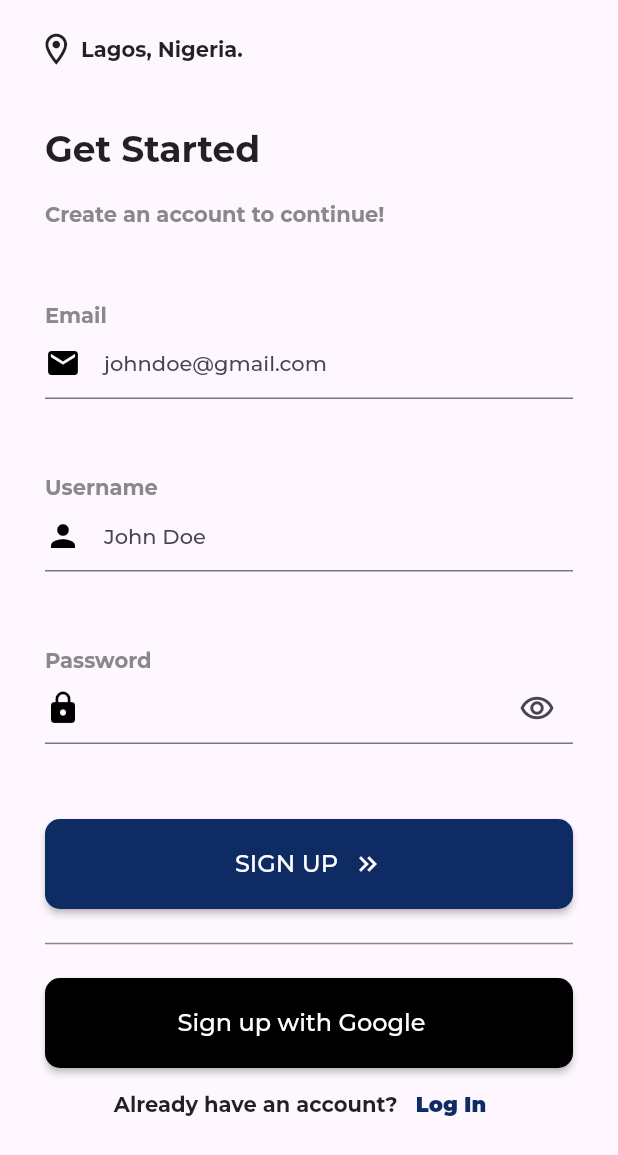
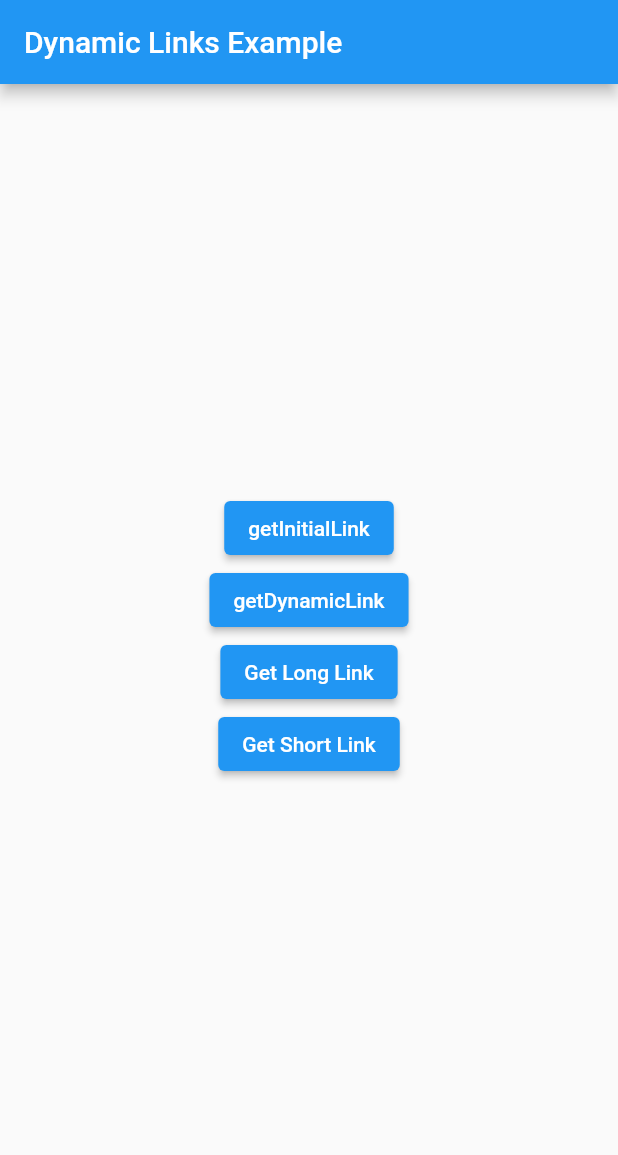
Before and after one commit to thenaijadev/vending_app_works, a Flutter app: the screen it shows after launch, on a phone screen of 412 x 824 dp. Shown: the top 1155 px of the screen. Run offline on Flutter 3.47's test engine with Material 2 defaults, Android fonts, the phone set to English and light mode, and no system bars; our stand-ins replace bloc, equatable, firebase_core, firebase_dynamic_links, flutter_bloc; accounts and stored records are empty.

Commit message:
it works

```diff
--- a/lib/main.dart
+++ b/lib/main.dart
@@ -1,31 +1,202 @@
+// Copyright 2021 The Chromium Authors. All rights reserved.
+// Use of this source code is governed by a BSD-style license that can be
+// found in the LICENSE file.
+
+import 'dart:async';
+
+import 'package:firebase_core/firebase_core.dart';
+import 'package:firebase_dynamic_links/firebase_dynamic_links.dart';
 import 'package:flutter/material.dart';
-import 'package:vending_app_poc/app_router.dart';
-import 'package:google_fonts/google_fonts.dart';
-import 'package:vending_app_poc/bloc/uri_bloc.dart';
-import 'package:flutter_bloc/flutter_bloc.dart';
+import 'package:flutter/services.dart';
+import 'package:url_launcher/url_launcher.dart';
 
-void main() {
-  runApp(const MyApp());
+import 'firebase_options.dart';
+
+Future<void> main() async {
+  WidgetsFlutterBinding.ensureInitialized();
+  // iOS requires you run in release mode to test dynamic links ("flutter run --release").
+  await Firebase.initializeApp(
+    options: DefaultFirebaseOptions.currentPlatform,
+  );
+
+  runApp(
+    MaterialApp(
+      title: 'Dynamic Links Example',
+      routes: <String, WidgetBuilder>{
+        '/': (BuildContext context) => _MainScreen(),
+        '/helloworld': (BuildContext context) => _DynamicLinkScreen(),
+      },
+    ),
+  );
 }
 
-class MyApp extends StatelessWidget {
-  const MyApp({super.key});
+class _MainScreen extends StatefulWidget {
+  @override
+  State<StatefulWidget> createState() => _MainScreenState();
+}
+
+class _MainScreenState extends State<_MainScreen> {
+  String? _linkMessage;
+  bool _isCreatingLink = false;
+
+  FirebaseDynamicLinks dynamicLinks = FirebaseDynamicLinks.instance;
+  final String _testString =
+      'To test: long press link and then copy and click from a non-browser '
+      "app. Make sure this isn't being tested on iOS simulator and iOS xcode "
+      'is properly setup. Look at firebase_dynamic_links/README.md for more '
+      'details.';
+
+  final String DynamicLink = 'https://vend.page.link/6SuK';
+  final String Link = 'https://vend.page.link/6SuK';
+
+  @override
+  void initState() {
+    super.initState();
+    initDynamicLinks();
+  }
+
+  Future<void> initDynamicLinks() async {
+    dynamicLinks.onLink.listen((dynamicLinkData) {
+      Navigator.pushNamed(context, dynamicLinkData.link.path);
+    }).onError((error) {
+      print('onLink error');
+      print(error.message);
+    });
+  }
+
+  Future<void> _createDynamicLink(bool short) async {
+    setState(() {
+      _isCreatingLink = true;
+    });
+
+    final DynamicLinkParameters parameters = DynamicLinkParameters(
+      uriPrefix: 'https://vend.page.link',
+      longDynamicLink: Uri.parse(
+        'https://flutterfiretests.page.link?efr=0&ibi=io.flutter.plugins.firebase.dynamiclinksexample&apn=io.flutter.plugins.firebase.dynamiclinksexample&imv=0&amv=0&link=https%3A%2F%2Fexample%2Fhelloworld&ofl=https://ofl-example.com',
+      ),
+      link: Uri.parse(DynamicLink),
+      androidParameters: const AndroidParameters(
+        packageName: 'com.example.vending_app_poc',
+        minimumVersion: 0,
+      ),
+      iosParameters: const IOSParameters(
+        bundleId: 'io.flutter.plugins.firebase.dynamiclinksexample',
+        minimumVersion: '0',
+      ),
+    );
+
+    Uri url;
+    if (short) {
+      final ShortDynamicLink shortLink =
+          await dynamicLinks.buildShortLink(parameters);
+      url = shortLink.shortUrl;
+    } else {
+      url = await dynamicLinks.buildLink(parameters);
+    }
+
+    setState(() {
+      _linkMessage = url.toString();
+      _isCreatingLink = false;
+    });
+  }
 
   @override
   Widget build(BuildContext context) {
-    final textTheme = Theme.of(context).textTheme;
-    return BlocProvider<UriBloc>(
-      create: (context) => UriBloc(),
-      child: MaterialApp(
-        debugShowCheckedModeBanner: false,
-        title: 'Flutter Demo',
-        theme: ThemeData(
-          colorScheme: ColorScheme.fromSeed(seedColor: Colors.deepPurple),
-          textTheme: GoogleFonts.montserratTextTheme(textTheme).copyWith(),
-          useMaterial3: true,
+    return Material(
+      child: Scaffold(
+        appBar: AppBar(
+          title: const Text('Dynamic Links Example'),
         ),
-        onGenerateRoute: AppRouter.onGenerateRoute,
+        body: Builder(
+          builder: (BuildContext context) {
+            return Center(
+              child: Column(
+                mainAxisAlignment: MainAxisAlignment.center,
+                children: <Widget>[
+                  ButtonBar(
+                    alignment: MainAxisAlignment.center,
+                    children: <Widget>[
+                      ElevatedButton(
+                        onPressed: () async {
+                          final PendingDynamicLinkData? data =
+                              await dynamicLinks.getInitialLink();
+                          final Uri? deepLink = data?.link;
+
+                          if (deepLink != null) {
+                            // ignore: unawaited_futures
+                            Navigator.pushNamed(context, deepLink.path);
+                          }
+                        },
+                        child: const Text('getInitialLink'),
+                      ),
+                      ElevatedButton(
+                        onPressed: () async {
+                          final PendingDynamicLinkData? data =
+                              await dynamicLinks
+                                  .getDynamicLink(Uri.parse(Link));
+                          final Uri? deepLink = data?.link;
+
+                          if (deepLink != null) {
+                            // ignore: unawaited_futures
+                            Navigator.pushNamed(context, deepLink.path);
+                          }
+                        },
+                        child: const Text('getDynamicLink'),
+                      ),
+                      ElevatedButton(
+                        onPressed: !_isCreatingLink
+                            ? () => _createDynamicLink(false)
+                            : null,
+                        child: const Text('Get Long Link'),
+                      ),
+                      ElevatedButton(
+                        onPressed: !_isCreatingLink
+                            ? () => _createDynamicLink(true)
+                            : null,
+                        child: const Text('Get Short Link'),
+                      ),
+                    ],
+                  ),
+                  InkWell(
+                    onTap: () async {
+                      if (_linkMessage != null) {
+                        await launchUrl(Uri.parse(_linkMessage!));
+                      }
+                    },
+                    onLongPress: () {
+                      Clipboard.setData(ClipboardData(text: _linkMessage));
+                      ScaffoldMessenger.of(context).showSnackBar(
+                        const SnackBar(content: Text('Copied Link!')),
+                      );
+                    },
+                    child: Text(
+                      _linkMessage ?? '',
+                      style: const TextStyle(color: Colors.blue),
+                    ),
+                  ),
+                  Text(_linkMessage == null ? '' : _testString)
+                ],
+              ),
+            );
+          },
+        ),
       ),
     );
   }
 }
+
+class _DynamicLinkScreen extends StatelessWidget {
+  @override
+  Widget build(BuildContext context) {
+    return Material(
+      child: Scaffold(
+        appBar: AppBar(
+          title: const Text('Hello World DeepLink'),
+        ),
+        body: const Center(
+          child: Text('Hello, World!'),
+        ),
+      ),
+    );
+  }
+}
--- a/lib/presentation/widgets/login_form.dart
+++ b/lib/presentation/widgets/login_form.dart
@@ -111,7 +111,7 @@ class _LoginFormState extends State<LoginForm> {
               child: Row(
                 mainAxisAlignment: MainAxisAlignment.center,
                 crossAxisAlignment: CrossAxisAlignment.center,
-                children: [
+                children: const [
                   Text(
                     "Log In",
                     style: TextStyle(color: Colors.white, fontSize: 16),
@@ -147,7 +147,7 @@ class _LoginFormState extends State<LoginForm> {
               child: Row(
                 mainAxisAlignment: MainAxisAlignment.center,
                 crossAxisAlignment: CrossAxisAlignment.center,
-                children: [
+                children: const [
                   Text(
                     "Login with Google",
                     style: TextStyle(
--- /dev/null
+++ b/lib/utilities/services/dynamic_link_provider.dart
@@ -0,0 +1 @@
+class DynamicLinkProvider {}
--- a/pubspec.yaml
+++ b/pubspec.yaml
@@ -40,6 +40,9 @@ dependencies:
   equatable: ^2.0.5
   external_app_launcher: ^3.1.0
   formz: ^0.6.0
+  uni_links: ^0.5.1
+  firebase_dynamic_links: ^5.1.1
+  firebase_core: ^2.10.0
 
 dev_dependencies:
   flutter_test:
```
Also changed, not shown: lib/firebase_options.dart (added), pubspec.lock, 11 other files.
